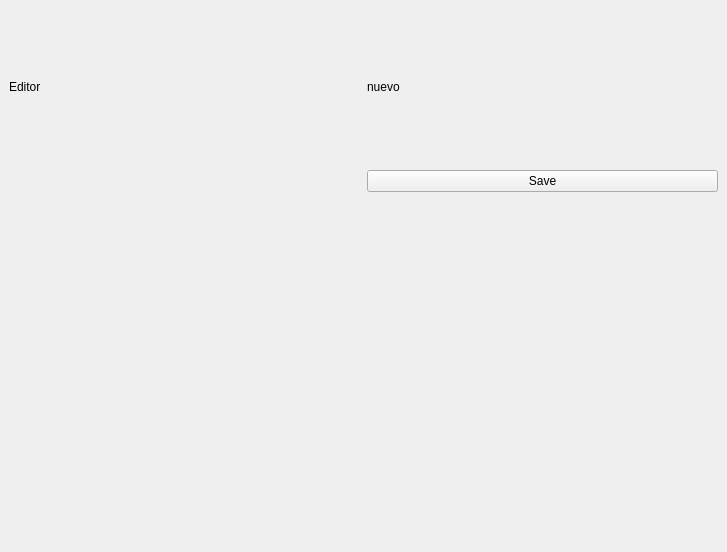
Above: Editor/ui/EditorScreen.ui from SCAPELLI/Wolfenstein3D before the change. Below: the same form after it.
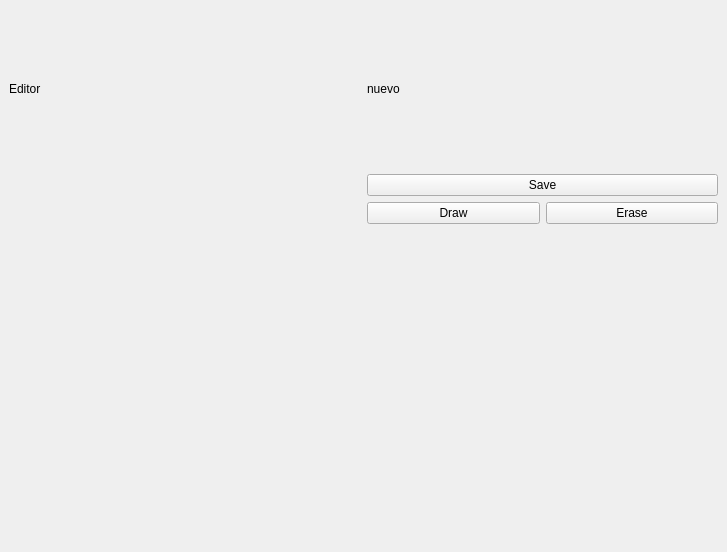
That is the form after the change.

```diff
--- a/Editor/ui/EditorScreen.ui
+++ b/Editor/ui/EditorScreen.ui
@@ -45,20 +45,22 @@
        </widget>
       </item>
       <item>
-       <spacer name="verticalSpacer">
-        <property name="orientation">
-         <enum>Qt::Vertical</enum>
-        </property>
-        <property name="sizeType">
-         <enum>QSizePolicy::Fixed</enum>
-        </property>
-        <property name="sizeHint" stdset="0">
-         <size>
-          <width>20</width>
-          <height>40</height>
-         </size>
-        </property>
-       </spacer>
+       <layout class="QHBoxLayout" name="horizontalLayout">
+        <item>
+         <widget class="QPushButton" name="drawButton">
+          <property name="text">
+           <string>Draw</string>
+          </property>
+         </widget>
+        </item>
+        <item>
+         <widget class="QPushButton" name="eraseButton">
+          <property name="text">
+           <string>Erase</string>
+          </property>
+         </widget>
+        </item>
+       </layout>
       </item>
      </layout>
     </item>
```
